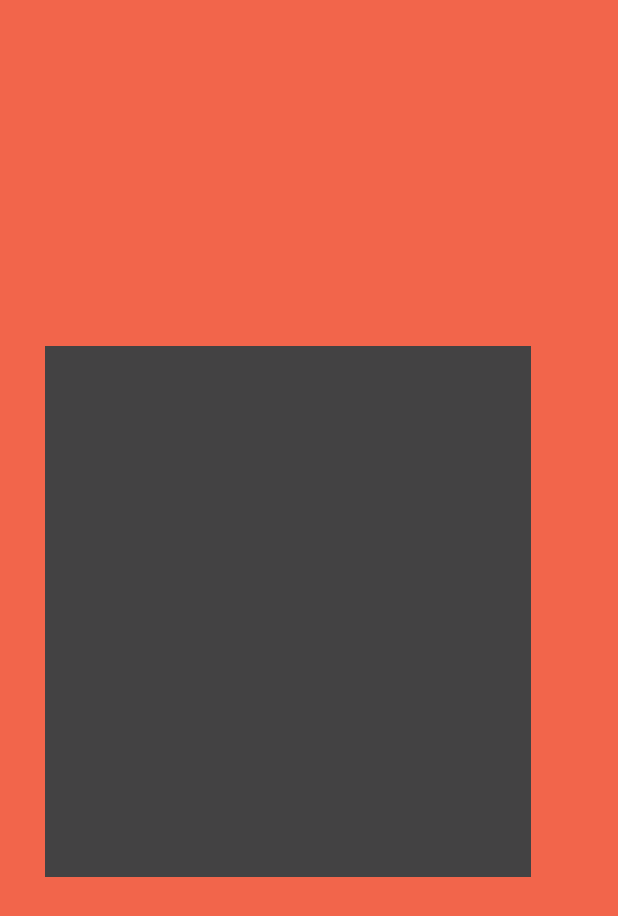
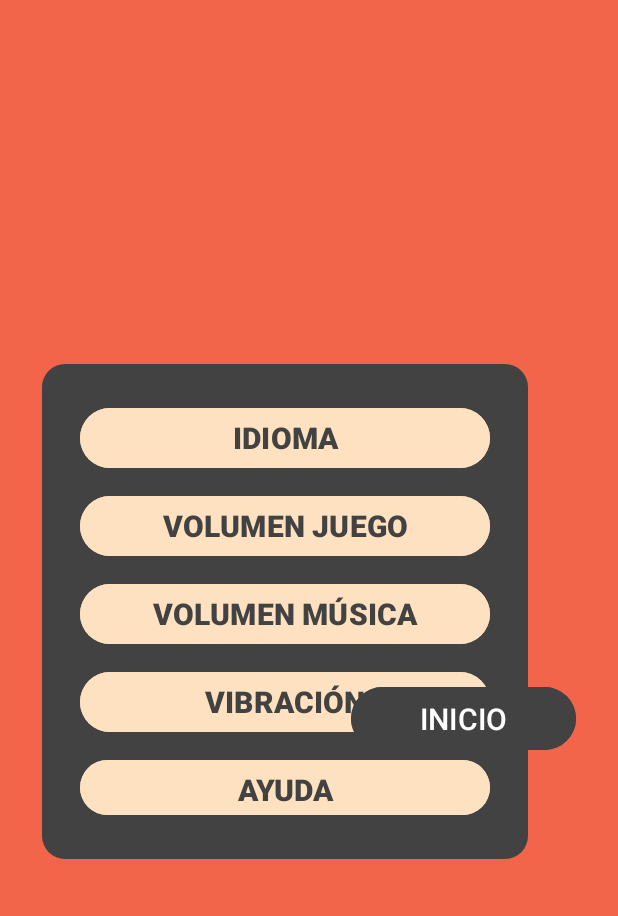
Before and after one commit to adridominguezz/SecretoIberico, an Android app: the AjustesActivity screen opened directly, with no data from a screen before it, on a phone screen of 412 x 824 dp. Shown: the top 916 px of the screen. Run offline under Robolectric (Android 15) with nearby library versions, the phone set to English and light mode, and no system bars.

Commit message:
20/10/23 01:05H

```diff
--- a/app/src/main/java/com/example/secretoiberico/AjustesActivity.kt
+++ b/app/src/main/java/com/example/secretoiberico/AjustesActivity.kt
@@ -1,11 +1,23 @@
 package com.example.secretoiberico
 
+import android.content.Intent
 import androidx.appcompat.app.AppCompatActivity
 import android.os.Bundle
+import android.view.View
 
 class AjustesActivity : AppCompatActivity() {
     override fun onCreate(savedInstanceState: Bundle?) {
         super.onCreate(savedInstanceState)
         setContentView(R.layout.activity_ajustes)
     }
+
+    fun abrirIdioma(view: View) {}
+    fun abrirVolumenJuego(view: View) {}
+    fun abrirVolumenMusica(view: View) {}
+    fun abrirVibracion(view: View) {}
+    fun abrirAyuda(view: View) {}
+    fun volverInicio(view: View) {
+        val intentInicio = Intent(this, MainActivity::class.java)
+        startActivity(intentInicio)
+    }
 }
--- /dev/null
+++ b/app/src/main/res/drawable/menu_button.xml
@@ -0,0 +1,15 @@
+<?xml version="1.0" encoding="utf-8"?>
+<selector xmlns:android="http://schemas.android.com/apk/res/android">
+    <item android:state_pressed="true">
+        <shape>
+            <solid android:color="@color/beige" /> <!-- Cambia el color al presionar a blanco -->
+            <corners android:radius="16dp" /> <!-- Radio de las esquinas en dp -->
+        </shape>
+    </item>
+    <item>
+        <shape>
+            <solid android:color="@color/beige" /> <!-- Cambia el color predeterminado a blanco -->
+            <corners android:radius="16dp" /> <!-- Radio de las esquinas en dp -->
+        </shape>
+    </item>
+</selector>
--- a/app/src/main/res/drawable/rounded_background.xml
+++ /dev/null
@@ -1,7 +0,0 @@
-<?xml version="1.0" encoding="utf-8"?>
-<selector xmlns:android="http://schemas.android.com/apk/res/android">
-    <shape xmlns:android="http://schemas.android.com/apk/res/android">
-        <solid android:color="@color/gris" /> <!-- Cambia esto al color deseado -->
-        <corners android:radius="20dp" /> <!-- Cambia el valor de "radius" al radio deseado -->
-    </shape>
-</selector>
--- /dev/null
+++ b/app/src/main/res/drawable/rounded_corners.xml
@@ -0,0 +1,6 @@
+<?xml version="1.0" encoding="utf-8"?>
+<shape xmlns:android="http://schemas.android.com/apk/res/android">
+    <corners android:radius="15dp" />
+    <solid android:color="@color/gris" />
+
+</shape>
--- a/app/src/main/res/layout/activity_ajustes.xml
+++ b/app/src/main/res/layout/activity_ajustes.xml
@@ -9,11 +9,100 @@
 
     <RelativeLayout
         android:layout_width="324dp"
-        android:layout_height="354dp"
-        android:layout_marginStart="30dp"
-        android:background="@color/gris"
+        android:layout_height="330dp"
+        android:layout_marginStart="28dp"
+        android:background="@drawable/rounded_corners"
         app:layout_constraintBottom_toBottomOf="parent"
         app:layout_constraintStart_toStartOf="parent"
         app:layout_constraintTop_toTopOf="parent"
-        app:layout_constraintVertical_bias="0.491" />
+        app:layout_constraintVertical_bias="0.491"
+
+
+        >
+
+        <LinearLayout
+            android:layout_width="234dp"
+            android:layout_height="281dp"
+            android:layout_alignParentStart="true"
+            android:layout_alignParentTop="true"
+            android:layout_alignParentEnd="true"
+            android:layout_alignParentBottom="true"
+            android:layout_marginStart="20dp"
+            android:layout_marginTop="20dp"
+            android:layout_marginEnd="20dp"
+            android:layout_marginBottom="20dp"
+            android:orientation="vertical">
+
+            <Button
+                android:id="@+id/btnIdioma"
+                android:onClick="abrirIdioma"
+                android:layout_width="match_parent"
+                android:layout_height="wrap_content"
+                android:layout_margin="5dp"
+                android:backgroundTint="@color/beige"
+                android:text="IDIOMA"
+                android:textColor="@color/gris"
+                android:textSize="20sp"
+                android:textStyle="bold" />
+
+            <Button
+                android:id="@+id/btnVolumenJuego"
+                android:onClick="abrirVolumenJuego"
+                android:layout_width="match_parent"
+                android:layout_height="wrap_content"
+                android:layout_margin="5dp"
+                android:backgroundTint="@color/beige"
+                android:text="VOLUMEN JUEGO"
+                android:textColor="@color/gris"
+                android:textSize="20sp"
+                android:textStyle="bold" />
+            <Button
+                android:id="@+id/btnVolumenMusica"
+                android:onClick="abrirVolumenMusica"
+                android:layout_width="match_parent"
+                android:layout_height="wrap_content"
+                android:layout_margin="5dp"
+                android:backgroundTint="@color/beige"
+                android:text="VOLUMEN MÚSICA"
+                android:textColor="@color/gris"
+                android:textSize="20sp"
+                android:textStyle="bold" />
+            <Button
+                android:id="@+id/btnVibracion"
+                android:onClick="abrirVibracion"
+                android:layout_width="match_parent"
+                android:layout_height="wrap_content"
+                android:layout_margin="5dp"
+                android:backgroundTint="@color/beige"
+                android:text="VIBRACIÓN"
+                android:textColor="@color/gris"
+                android:textSize="20sp"
+                android:textStyle="bold" />
+            <Button
+                android:id="@+id/btnAyuda"
+                android:onClick="abrirAyuda"
+                android:layout_width="match_parent"
+                android:layout_height="wrap_content"
+                android:layout_margin="5dp"
+                android:backgroundTint="@color/beige"
+                android:text="AYUDA"
+                android:textColor="@color/gris"
+                android:textSize="20sp"
+                android:textStyle="bold" />
+        </LinearLayout>
+    </RelativeLayout>
+
+    <Button
+        android:id="@+id/btnInicio"
+        android:layout_width="150dp"
+        android:layout_height="50dp"
+        android:layout_marginEnd="28dp"
+        android:layout_marginBottom="320dp"
+        android:backgroundTint="@color/gris"
+        android:onClick="volverInicio"
+        android:text="INICIO"
+        android:textColor="@color/blanco"
+        android:textSize="20dp"
+        app:layout_constraintBottom_toBottomOf="parent"
+        app:layout_constraintEnd_toEndOf="parent" />
 </androidx.constraintlayout.widget.ConstraintLayout>
--- a/app/src/main/res/values/colors.xml
+++ b/app/src/main/res/values/colors.xml
@@ -2,6 +2,7 @@
 <resources>
     <color name="naranja">#f2654b</color>
     <color name="gris">#434243</color>
+    <color name="grisLight">#d9d9d9</color>
     <color name="beige">#fde1c0</color>
     <color name="naranjaLight">#f9ae91</color>
     <color name="naranjaDark">#802d05</color>
@@ -11,5 +12,4 @@
     <color name="marronSobre">#e2cb99</color>
     <color name="negro">#000000</color>
     <color name="blanco">#FFFFFF</color>
-
 </resources>
--- a/app/src/main/res/values/strings.xml
+++ b/app/src/main/res/values/strings.xml
@@ -1,3 +1,5 @@
 <resources>
     <string name="app_name">SecretoIberico</string>
+    <!-- TODO: Remove or change this placeholder text -->
+    <string name="hello_blank_fragment">Hello blank fragment</string>
 </resources>
--- a/app/src/main/res/values/themes.xml
+++ b/app/src/main/res/values/themes.xml
@@ -1,8 +1,7 @@
 <resources xmlns:tools="http://schemas.android.com/tools">
     <!-- Base application theme. -->
     <style name="Base.Theme.SecretoIberico" parent="Theme.Material3.DayNight.NoActionBar">
-        <!-- Customize your light theme here. -->
-        <!-- <item name="colorPrimary">@color/my_light_primary</item> -->
+
     </style>
 
     <style name="Theme.SecretoIberico" parent="Base.Theme.SecretoIberico" />
```
